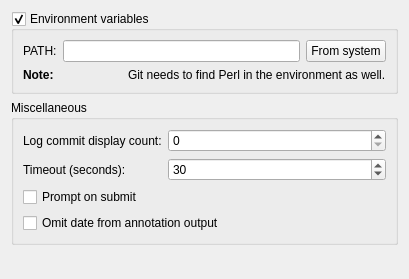
qt-creator/qt-creator, file src/plugins/git/settingspage.ui: the form before one commit.
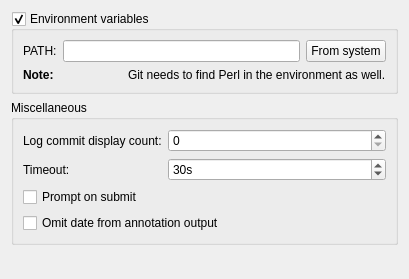
The form after the commit.

Commit message:
VCS: Introduce configureable timeout to vcs,svn, p4.
as already present for git, mercurial.

Task-number: QTCREATORBUG-475

```diff
--- a/src/plugins/git/settingspage.ui
+++ b/src/plugins/git/settingspage.ui
@@ -91,12 +91,15 @@
       <item row="1" column="0">
        <widget class="QLabel" name="timeoutLabel">
         <property name="text">
-         <string>Timeout (seconds):</string>
+         <string>Timeout:</string>
         </property>
        </widget>
       </item>
       <item row="1" column="1">
        <widget class="QSpinBox" name="timeoutSpinBox">
+        <property name="suffix">
+         <string>s</string>
+        </property>
         <property name="minimum">
          <number>10</number>
         </property>
```
The commit also changes 15 other files.
